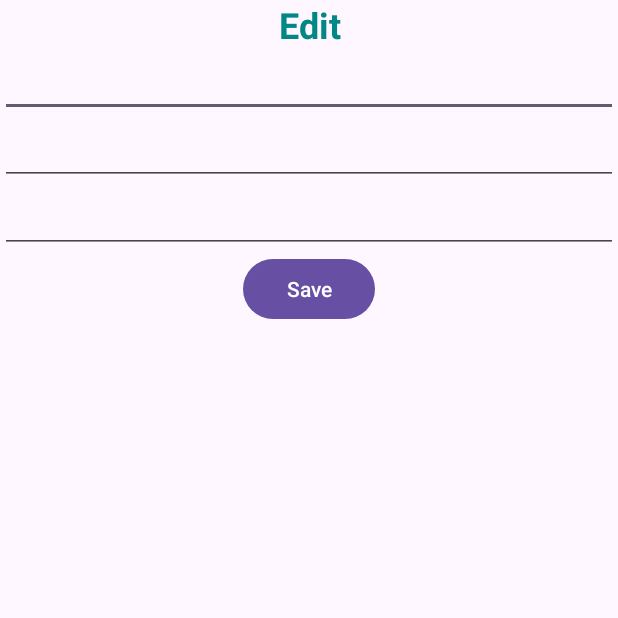
After one commit to MejoresColegios/AutenticatorAndroid, an Android app: the EditContactActivity screen opened directly, with no data from a screen before it, on a phone screen of 412 x 824 dp, the top half of it. The commit adds this screen. Run offline under Robolectric (Android 15) with nearby library versions, the light colour scheme and no system bars; our stand-ins replace Firebase (no records; nobody signed in at launch, a user with empty details on screens opened directly); 3 statements that could not run were skipped.

Commit message:
Implementado recycler view en vista de contactos, menú contextual y eliminar contactos. La activity editar contacto está creada pero falla al modificarlos aunque da mensaje de modificado correctamente.

```diff
--- /dev/null
+++ b/app/src/main/java/com/mejorescolegios/autenticacion/Views/EditContactActivity.java
@@ -0,0 +1,93 @@
+package com.mejorescolegios.autenticacion.Views;
+
+import android.content.Intent;
+import android.os.Bundle;
+import android.view.View;
+import android.widget.Button;
+import android.widget.EditText;
+import android.widget.Toast;
+
+import androidx.appcompat.app.AppCompatActivity;
+
+import com.google.firebase.auth.FirebaseAuth;
+import com.google.firebase.database.FirebaseDatabase;
+import com.mejorescolegios.autenticacion.Model.Contacto;
+import com.mejorescolegios.autenticacion.R;
+
+public class EditContactActivity extends AppCompatActivity {
+
+    private FirebaseAuth auth;
+    private FirebaseDatabase database;
+
+    private EditText editName;
+    private EditText editEmail;
+    private EditText editPhone;
+    private Button btnEditSave;
+    private Contacto contacto;
+    String uidUser;
+
+    @Override
+    protected void onCreate(Bundle savedInstanceState) {
+        super.onCreate(savedInstanceState);
+        setContentView(R.layout.activity_edit_contact);
+
+        // Inicializar las vistas
+        editName = findViewById(R.id.editName);
+        editEmail = findViewById(R.id.editEmail);
+        editPhone = findViewById(R.id.editPhone);
+        btnEditSave = findViewById(R.id.btnEditSave);
+
+        // Inicializar FirebaseAuth y FirebaseDatabase
+        auth = FirebaseAuth.getInstance();
+        database = FirebaseDatabase.getInstance("https://autenticacion-ffa84-default-rtdb.europe-west1.firebasedatabase.app");
+
+        // Obtener el contacto desde el Intent
+        Intent intent = getIntent();
+        if (intent != null) {
+            contacto = intent.getParcelableExtra("contacto");
+        }
+
+        // Obtener el uid del usuario actual
+        uidUser = auth.getCurrentUser().getUid();
+
+        // Mostrar los datos del contacto en los campos de edición
+        editName.setText(contacto.getNombre());
+        editEmail.setText(contacto.getCorreo());
+        editPhone.setText(contacto.getTelefono());
+
+        // Guardar los cambios
+        btnEditSave.setOnClickListener(new View.OnClickListener() {
+            @Override
+            public void onClick(View v) {
+                // Obtener los datos de los campos
+                String nombre = editName.getText().toString().trim();
+                String correo = editEmail.getText().toString().trim();
+                String telefono = editPhone.getText().toString().trim();
+
+                // Validar que los campos no estén vacíos
+                if (nombre.isEmpty() || correo.isEmpty() || telefono.isEmpty()) {
+                    Toast.makeText(EditContactActivity.this, "Todos los campos son obligatorios", Toast.LENGTH_SHORT).show();
+                    return;
+                }
+
+                // Actualizar los datos del contacto
+                contacto.setNombre(nombre);
+                contacto.setCorreo(correo);
+                contacto.setTelefono(telefono);
+
+                // Guardar los cambios en la base de datos
+                database.getReference("contactos").child(uidUser).child(contacto.getId()).setValue(contacto);
+
+                // Mostrar mensaje de éxito
+                Toast.makeText(EditContactActivity.this, "Contacto actualizado", Toast.LENGTH_SHORT).show();
+
+                // Volver a la actividad anterior
+                finish();
+            }
+        });
+
+
+    }
+
+
+}
--- /dev/null
+++ b/app/src/main/res/layout/activity_edit_contact.xml
@@ -0,0 +1,48 @@
+<?xml version="1.0" encoding="utf-8"?>
+<LinearLayout xmlns:android="http://schemas.android.com/apk/res/android"
+    xmlns:app="http://schemas.android.com/apk/res-auto"
+    xmlns:tools="http://schemas.android.com/tools"
+    android:id="@+id/main"
+    android:layout_width="match_parent"
+    android:layout_height="match_parent"
+    android:gravity="center_horizontal"
+    android:orientation="vertical"
+    tools:context=".Views.EditContactActivity">
+
+    <TextView
+        android:id="@+id/textView"
+        android:layout_width="match_parent"
+        android:layout_height="wrap_content"
+        android:text="@string/edit"
+        android:textAlignment="center"
+        android:textColor="@color/design_default_color_secondary_variant"
+        android:textSize="24sp"
+        android:textStyle="bold" />
+
+    <EditText
+        android:id="@+id/editName"
+        android:layout_width="match_parent"
+        android:layout_height="wrap_content"
+        android:ems="10"
+        android:inputType="text" />
+
+    <EditText
+        android:id="@+id/editEmail"
+        android:layout_width="match_parent"
+        android:layout_height="wrap_content"
+        android:ems="10"
+        android:inputType="textEmailAddress" />
+
+    <EditText
+        android:id="@+id/editPhone"
+        android:layout_width="match_parent"
+        android:layout_height="wrap_content"
+        android:ems="10"
+        android:inputType="phone" />
+
+    <Button
+        android:id="@+id/btnEditSave"
+        android:layout_width="wrap_content"
+        android:layout_height="wrap_content"
+        android:text="@string/Save" />
+</LinearLayout>
--- a/app/src/main/res/values/strings.xml
+++ b/app/src/main/res/values/strings.xml
@@ -34,4 +34,7 @@
     <string name="Save">Save</string>
     <string name="back">Back</string>
     <string name="user_list">User List</string>
+    <string name="edit">Edit</string>
+    <string name="delete">Delete</string>
+    <string name="contacto_eliminado">Contacto eliminado</string>
 </resources>
--- a/gradle/libs.versions.toml
+++ b/gradle/libs.versions.toml
@@ -13,6 +13,7 @@ firebaseAnalytics = "22.0.2"
 mysqlConnectorJava = "8.0.33"
 playServicesAuth = "21.2.0"
 firebaseDatabase = "21.0.0"
+firebaseInappmessagingDisplay = "21.0.0"
 
 [libraries]
 junit = { group = "junit", name = "junit", version.ref = "junit" }
@@ -27,6 +28,7 @@ firebase-analytics = { group = "com.google.firebase", name = "firebase-analytics
 mysql-connector-java = { module = "mysql:mysql-connector-java", version.ref = "mysqlConnectorJava" }
 play-services-auth = { module = "com.google.android.gms:play-services-auth", version.ref = "playServicesAuth" }
 firebase-database = { group = "com.google.firebase", name = "firebase-database", version.ref = "firebaseDatabase" }
+firebase-inappmessaging-display = { group = "com.google.firebase", name = "firebase-inappmessaging-display", version.ref = "firebaseInappmessagingDisplay" }
 
 
 [plugins]
```
Also changed, not shown: app/src/main/AndroidManifest.xml (+6 -3 lines), app/src/main/java/com/mejorescolegios/autenticacion/Controller/ContactAdapter.java (added, +80 -0 lines), app/src/main/java/com/mejorescolegios/autenticacion/Model/Contacto.java (+49 -1 lines), app/src/main/java/com/mejorescolegios/autenticacion/Views/ViewContactsActivity.java (+63 -26 lines), app/src/main/res/drawable/marco_item.xml (added, +7 -0 lines), app/src/main/res/layout/activity_view_contacts.xml (+8 -9 lines), app/src/main/res/layout/listitemcontact.xml (added, +48 -0 lines), app/src/main/res/menu/context_menu.xml (added, +10 -0 lines), 1 other file.
